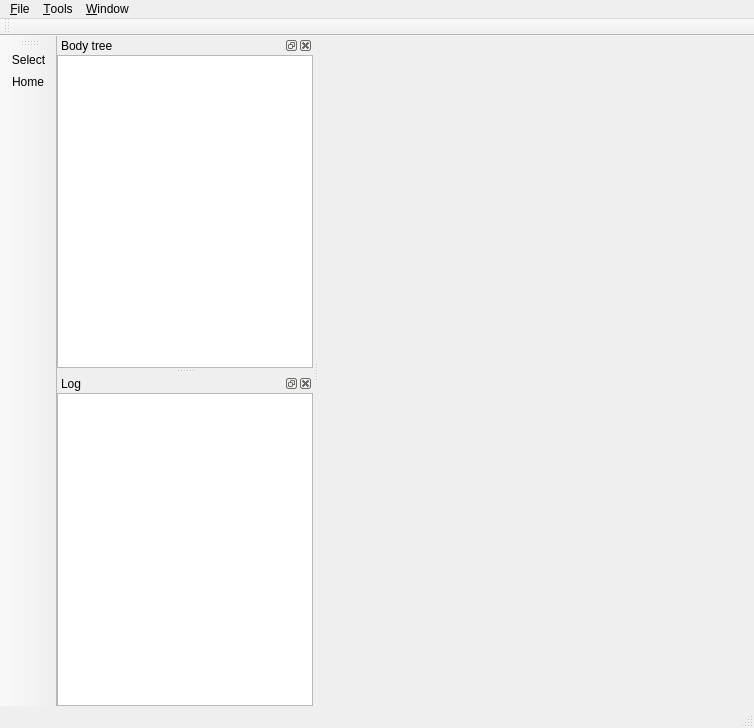
Before: the Qt Designer form include/hpp/gui/ui/mainwindow.ui in humanoid-path-planner/hpp-gui, drawn with Qt 5.
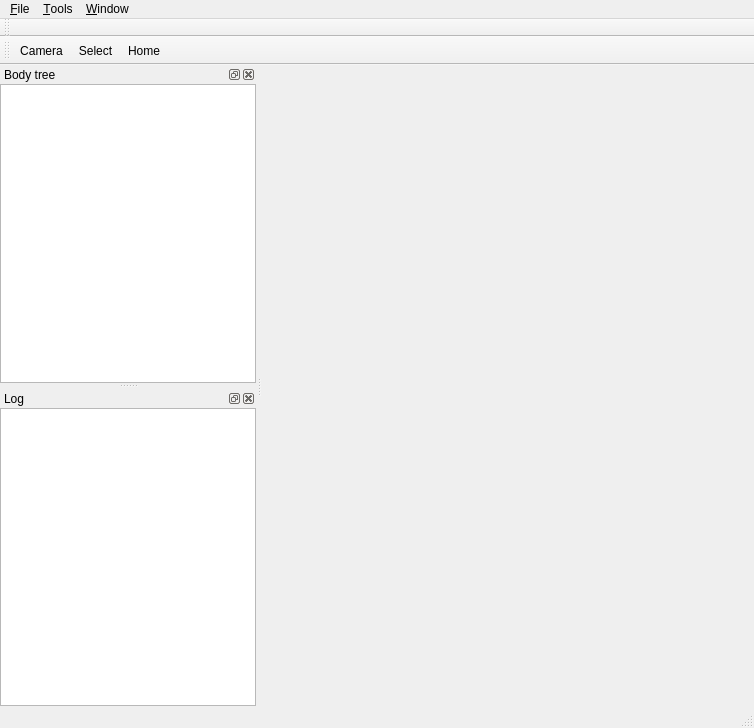
After: the same form once the commit is applied. Icons and pictures are not drawn.

Commit message: Update OSG toolbar

Diff of the .ui file:
```diff
--- a/include/hpp/gui/ui/mainwindow.ui
+++ b/include/hpp/gui/ui/mainwindow.ui
@@ -148,11 +148,12 @@
     </size>
    </property>
    <attribute name="toolBarArea">
-    <enum>LeftToolBarArea</enum>
+    <enum>TopToolBarArea</enum>
    </attribute>
    <attribute name="toolBarBreak">
-    <bool>false</bool>
+    <bool>true</bool>
    </attribute>
+   <addaction name="actionCamera_control_mode"/>
    <addaction name="actionSelection"/>
    <addaction name="actionHome"/>
   </widget>
@@ -268,6 +269,17 @@
     <string>&amp;Plugins</string>
    </property>
   </action>
+  <action name="actionCamera_control_mode">
+   <property name="icon">
+    <iconset theme="transform-move"/>
+   </property>
+   <property name="text">
+    <string>Camera</string>
+   </property>
+   <property name="toolTip">
+    <string>Control the camera of the main OSG widget</string>
+   </property>
+  </action>
  </widget>
  <layoutdefault spacing="6" margin="11"/>
  <resources/>
```
Left out of the diff: 2 changed lines with no effect on the pictures. The commit also changes 3 other files.
